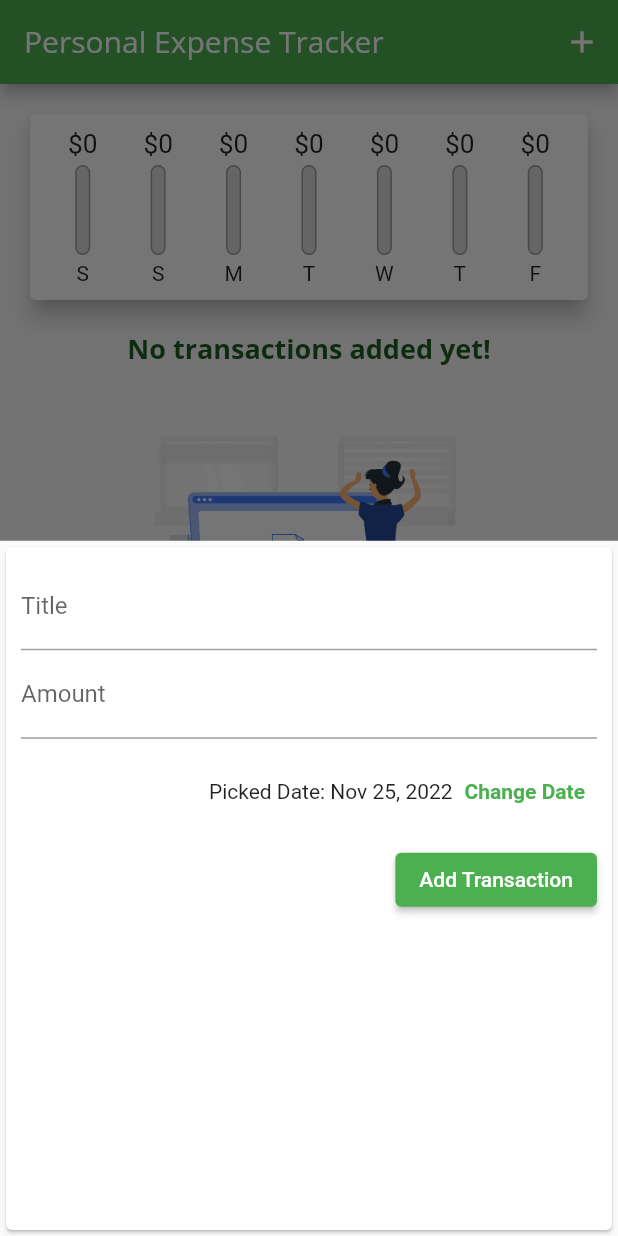
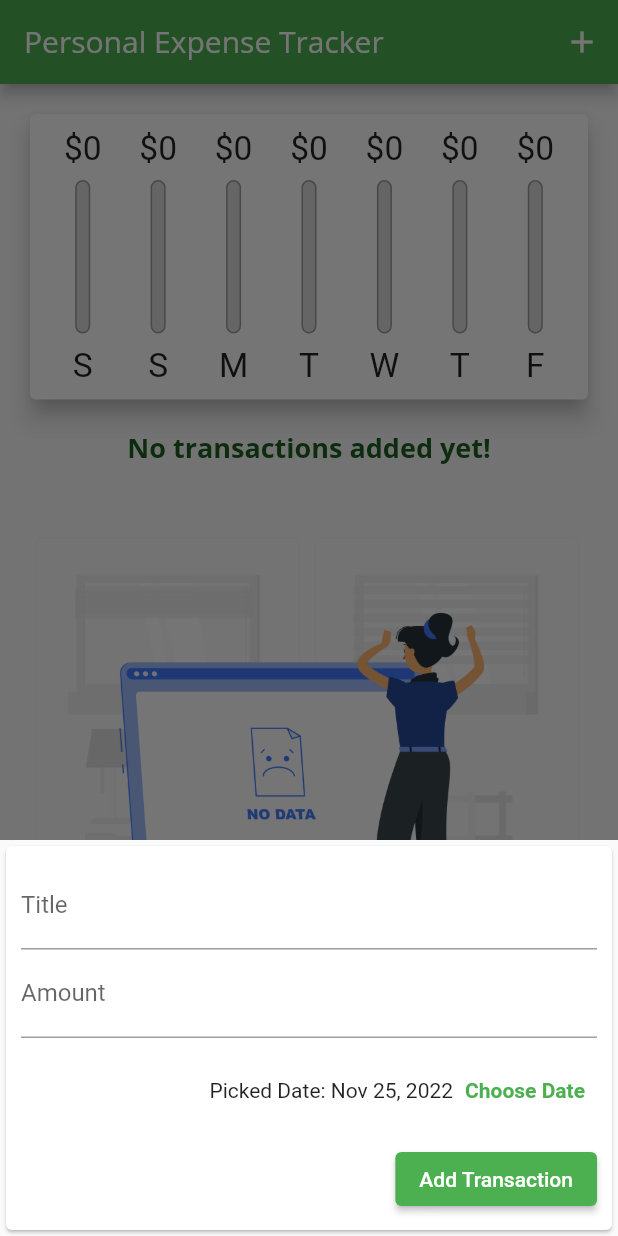
Before and after one commit to thegera4/personal_expense_tracker_app, a Flutter app: the screen it shows after launch, after a tap on the "add" icon, on a phone screen of 412 x 824 dp. Run offline on Flutter 3.47's test engine with Material 2 defaults, Android fonts, the phone set to English and light mode, and no system bars.

Commit message:
added responsiveness

```diff
--- a/lib/main.dart
+++ b/lib/main.dart
@@ -1,17 +1,42 @@
+import 'dart:io';
+import 'package:flutter/cupertino.dart';
 import 'package:flutter/material.dart';
 import './widgets/new_transaction.dart';
 import './widgets/transaction_list.dart';
 import '../models/transaction.dart';
 import './widgets/chart.dart';
 
-void main() => runApp(const MyApp());
+void main(){
+  /*This is to lock the app to portrait mode
+  WidgetsFlutterBinding.ensureInitialized();
+  SystemChrome.setPreferredOrientations([
+    DeviceOrientation.portraitUp,
+    DeviceOrientation.portraitDown,
+  ]); */
+  runApp(const MyApp());
+}
 
 class MyApp extends StatelessWidget {
   const MyApp({super.key});
 
   @override
   Widget build(BuildContext context) {
-    return MaterialApp(
+    return Platform.isIOS ?
+      const CupertinoApp(
+        title: 'Expense Tracker',
+        theme: CupertinoThemeData(
+          primaryColor: Colors.green,
+          primaryContrastingColor: Colors.orangeAccent,
+          textTheme: CupertinoTextThemeData(
+            primaryColor: Colors.white,
+          ),
+          barBackgroundColor: Colors.green,
+          scaffoldBackgroundColor: Colors.white,
+          brightness: Brightness.light,
+        ),
+        home: MyHomePage(title: 'Personal Expense Tracker'),
+      ) :
+      MaterialApp(
         title: 'Expense Tracker',
         theme: ThemeData(
           primarySwatch: Colors.green,
@@ -78,6 +103,8 @@ class _MyHomePageState extends State<MyHomePage> {
     ),*/
   ];
 
+  bool _showChart = false;
+
   List<Transaction> get _recentTransactions {
     return _userTransactions.where((transaction) {
       return transaction.date.isAfter(
@@ -117,26 +144,93 @@ class _MyHomePageState extends State<MyHomePage> {
 
 @override
   Widget build(BuildContext context) {
-    return Scaffold(
-      appBar: AppBar(
+
+    final mediaQuery = MediaQuery.of(context); //for performance
+
+    final isLandscape = mediaQuery.orientation == Orientation.landscape;
+
+    final dynamic appBar = Platform.isIOS ?
+      CupertinoNavigationBar(
+        middle: const Text('Personal Expense Tracker'),
+        trailing: Row(
+          mainAxisSize: MainAxisSize.min,
+          children: <Widget>[
+            GestureDetector(
+            child: const Icon(CupertinoIcons.add),
+            onTap: () => _startAddNewTransaction(context),
+            )
+          ],
+        ),
+      ) :
+      AppBar(
         title: Text(widget.title),
         actions: [
           IconButton(
+            icon: const Icon(Icons.add),
             onPressed: () => _startAddNewTransaction(context),
-            icon: const Icon(Icons.add),
+          ),
+        ],
+      );
+
+    final transactionListWidget = SizedBox(
+        height: (MediaQuery.of(context).size.height -
+            appBar.preferredSize.height -
+            MediaQuery.of(context).padding.top) *
+            0.7, //dynamic height based on screen size
+        child: TransactionList(_userTransactions, _deleteTransaction)
+    );
+
+    final bodyPage = SafeArea(
+      child: SingleChildScrollView(
+        child: Column(
+          children: <Widget>[
+            if(isLandscape) Row(
+              mainAxisAlignment: MainAxisAlignment.center,
+              children: [
+                const Text('Show Chart'),
+                Switch.adaptive( //adaptive adjust the look of the switch based on the platform
+                  activeColor: Theme.of(context).colorScheme.secondary,
+                  value: _showChart,
+                  onChanged: (value) {
+                    setState(() {
+                      _showChart = value;
+                    });
+                  },
                 ),
               ],
             ),
-      body: SingleChildScrollView(
-        child: Column(
-          children: <Widget>[
-            Chart(recentTransactions: _recentTransactions),
-            TransactionList(_userTransactions, _deleteTransaction),
+            if(!isLandscape) SizedBox(
+              height: (mediaQuery.size.height -
+                  appBar.preferredSize.height -
+                  mediaQuery.padding.top) *
+                  0.3,
+              child: Chart(recentTransactions: _recentTransactions),
+            ),
+            if(!isLandscape) transactionListWidget,
+            if(isLandscape) _showChart ? SizedBox(
+                height: (mediaQuery.size.height -
+                    appBar.preferredSize.height -
+                    mediaQuery.padding.top) *
+                    0.7,
+                child: Chart(recentTransactions: _recentTransactions)
+            ) : transactionListWidget,
           ],
         ),
       ),
+    );
+
+    return Platform.isIOS ?
+      CupertinoPageScaffold(
+        navigationBar: appBar,
+        child: bodyPage,
+      ) :
+      Scaffold(
+        appBar: appBar,
+        body: bodyPage,
         floatingActionButtonLocation: FloatingActionButtonLocation.centerFloat,
-      floatingActionButton: FloatingActionButton(
+        floatingActionButton: Platform.isIOS ?
+          Container() :
+          FloatingActionButton(
             onPressed: () => _startAddNewTransaction(context),
             child: const Icon(Icons.add),
           ),
--- /dev/null
+++ b/lib/widgets/adaptive_button.dart
@@ -0,0 +1,32 @@
+import 'dart:io';
+import 'package:flutter/material.dart';
+import 'package:flutter/cupertino.dart';
+
+class AdaptiveButton extends StatelessWidget {
+  final String text;
+  final Function handler;
+
+  const AdaptiveButton({super.key, required this.text, required this.handler});
+
+  @override
+  Widget build(BuildContext context) {
+    return Platform.isIOS
+        ? CupertinoButton(
+            onPressed: handler as void Function()?,
+            child: Text(
+              text,
+              style: const TextStyle(fontWeight: FontWeight.bold),
+            ),
+          )
+        : TextButton(
+            onPressed: handler as void Function()?,
+            style: TextButton.styleFrom(
+              foregroundColor: Theme.of(context).primaryColor,
+            ),
+            child: Text(
+              text,
+              style: const TextStyle(fontWeight: FontWeight.bold),
+            ),
+          );
+  }
+}
--- a/lib/widgets/chart_bar.dart
+++ b/lib/widgets/chart_bar.dart
@@ -14,17 +14,18 @@ class ChartBar extends StatelessWidget {
 
   @override
   Widget build(BuildContext context) {
+    return LayoutBuilder(builder: (context, constraints){
       return Column(
         children: [
           SizedBox(
-          height: 20,
+            height: constraints.maxHeight * 0.15,
             child: FittedBox(
               child: Text('\$${spendingAmount.toStringAsFixed(0)}'),
             ),
           ),
-        const SizedBox(height: 4),
+          SizedBox(height: constraints.maxHeight * 0.05),
           SizedBox(
-          height: 60,
+            height: constraints.maxHeight * 0.6,
             width: 10,
             child: Stack(
               children: [
@@ -47,9 +48,15 @@ class ChartBar extends StatelessWidget {
               ],
             ),
           ),
-        const SizedBox(height: 4),
-        Text(label),
+          SizedBox(height: constraints.maxHeight * 0.05),
+          SizedBox(
+              height: constraints.maxHeight * 0.15,
+              child: FittedBox(
+                  child: Text(label),
+              ),
+          ),
         ],
       );
+    });
   }
 }
--- a/lib/widgets/new_transaction.dart
+++ b/lib/widgets/new_transaction.dart
@@ -1,3 +1,5 @@
+import 'dart:io';
+import 'package:expense_tracker/widgets/adaptive_button.dart';
 import 'package:flutter/material.dart';
 import 'package:intl/intl.dart';
 
@@ -56,12 +58,23 @@ class _NewTransactionState extends State<NewTransaction> {
 
   @override
   Widget build(BuildContext context) {
-    return Card(
+    return SingleChildScrollView(
+      child: Card(
         child: Container(
-        padding: const EdgeInsets.all(10),
+          padding: EdgeInsets.only(
+            top: 10,
+            left: 10,
+            right: 10,
+            bottom: MediaQuery.of(context).viewInsets.bottom + 10,
+          ), // EdgeInsets.bottom is the height of the keyboard
           child: Column(
             crossAxisAlignment: CrossAxisAlignment.end,
             children: [
+              /*CupertinoTextField(
+                controller: _titleController,
+                onSubmitted: (_) => _submitData(),
+                placeholder: 'Title',
+              ),*/
               TextField(
                 decoration: const InputDecoration(labelText: 'Title'),
                 controller: _titleController,
@@ -75,7 +88,7 @@ class _NewTransactionState extends State<NewTransaction> {
                 keyboardType: TextInputType.number,
                 onSubmitted: (_) => _submitData(),
               ),
-            Container(
+              SizedBox(
                 height: 70,
                 child: Row(
                   mainAxisAlignment: MainAxisAlignment.end,
@@ -83,12 +96,9 @@ class _NewTransactionState extends State<NewTransaction> {
                     Text(_selectedDate == null ?
                     'No Date Chosen!' :
                     'Picked Date: ${DateFormat.yMMMd().format(_selectedDate)}'),
-                  TextButton(
-                    onPressed: _presentDatePicker,
-                    child: const Text(
-                      'Change Date',
-                      style: TextStyle(fontWeight: FontWeight.bold),
-                    ),
+                    AdaptiveButton(
+                        text: 'Choose Date',
+                        handler: _presentDatePicker
                     ),
                   ],
                 ),
@@ -100,6 +110,7 @@ class _NewTransactionState extends State<NewTransaction> {
             ],
           ),
         ),
+      ),
     );
   }
 }
--- a/lib/widgets/transaction_list.dart
+++ b/lib/widgets/transaction_list.dart
@@ -15,22 +15,24 @@ class TransactionList extends StatelessWidget {
 
   @override
   Widget build(BuildContext context) {
-    return SizedBox(
-      height: 450,
-      child: userTransactions.isEmpty ?
-        Column(children: [
+    return userTransactions.isEmpty ?
+        LayoutBuilder(builder: (context, constraints){
+          return Column(
+            children: [
               Text(
               'No transactions added yet!',
               style: Theme.of(context).textTheme.headline6
               ),
               SizedBox(
-            height: 275,
+                height: constraints.maxHeight * 0.8,
                 child: Image.asset(
                   'assets/images/No data-rafiki.png',
                   fit: BoxFit.cover
-            )
                 ),
-        ],) :
+              ),
+            ],
+          );
+        }) :
         ListView.builder(
           itemBuilder: (context, index) {
             return Card(
@@ -56,7 +58,16 @@ class TransactionList extends StatelessWidget {
                 subtitle: Text(
                   DateFormat.yMMMd().format(userTransactions[index].date)
                 ),
-                trailing: IconButton(
+                trailing: MediaQuery.of(context).size.width > 393 ? //to check if the device has a width greater than 393
+                    TextButton.icon(
+                    onPressed: () => deleteTransaction(userTransactions[index].id),
+                    icon: const Icon(Icons.delete),
+                    label: const Text('Delete'),
+                    style: TextButton.styleFrom(
+                      foregroundColor: Theme.of(context).errorColor
+                    ),
+                  ) :
+                  IconButton(
                     onPressed: () => deleteTransaction(userTransactions[index].id),
                     icon: const Icon(Icons.delete),
                     color: Theme.of(context).errorColor,
@@ -65,7 +76,6 @@ class TransactionList extends StatelessWidget {
             );
         },
         itemCount: userTransactions.length,
-        ),
     );
   }
 }
```
Also changed, not shown: lib/widgets/chart.dart (indentation only). Lines whose indentation alone changed are shown as unchanged.
